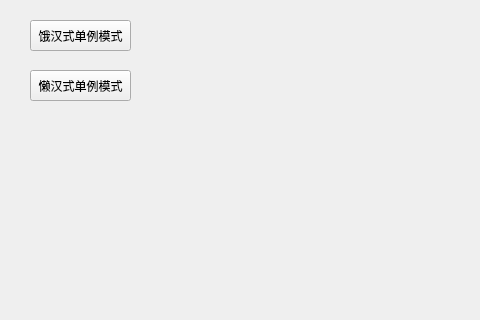
The window that mainwindow.ui (XuzzLLL/DesignPatterns) describes before a commit, drawn with Qt 5; both pictures show x 0 to 480 and y 0 to 320 of the 800 by 600 pixel window.
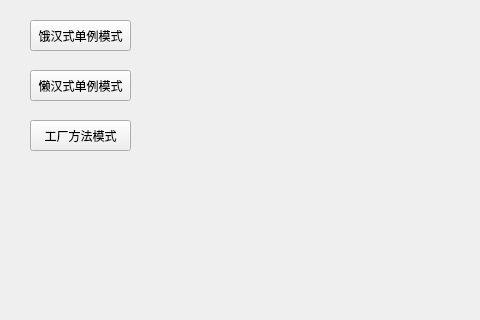
The same window after the commit.

```diff
--- a/mainwindow.ui
+++ b/mainwindow.ui
@@ -40,6 +40,19 @@
      <string>懒汉式单例模式</string>
     </property>
    </widget>
+   <widget class="QPushButton" name="FactoryMethod">
+    <property name="geometry">
+     <rect>
+      <x>30</x>
+      <y>120</y>
+      <width>101</width>
+      <height>31</height>
+     </rect>
+    </property>
+    <property name="text">
+     <string>工厂方法模式</string>
+    </property>
+   </widget>
   </widget>
   <widget class="QMenuBar" name="menubar">
    <property name="geometry">
```
